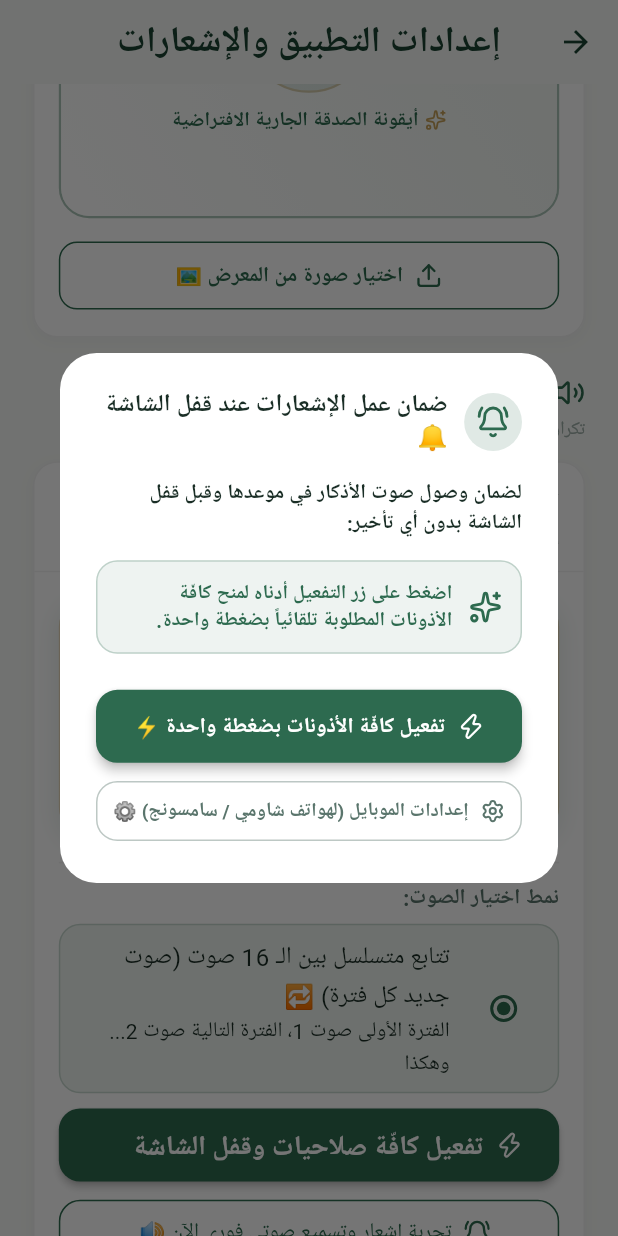
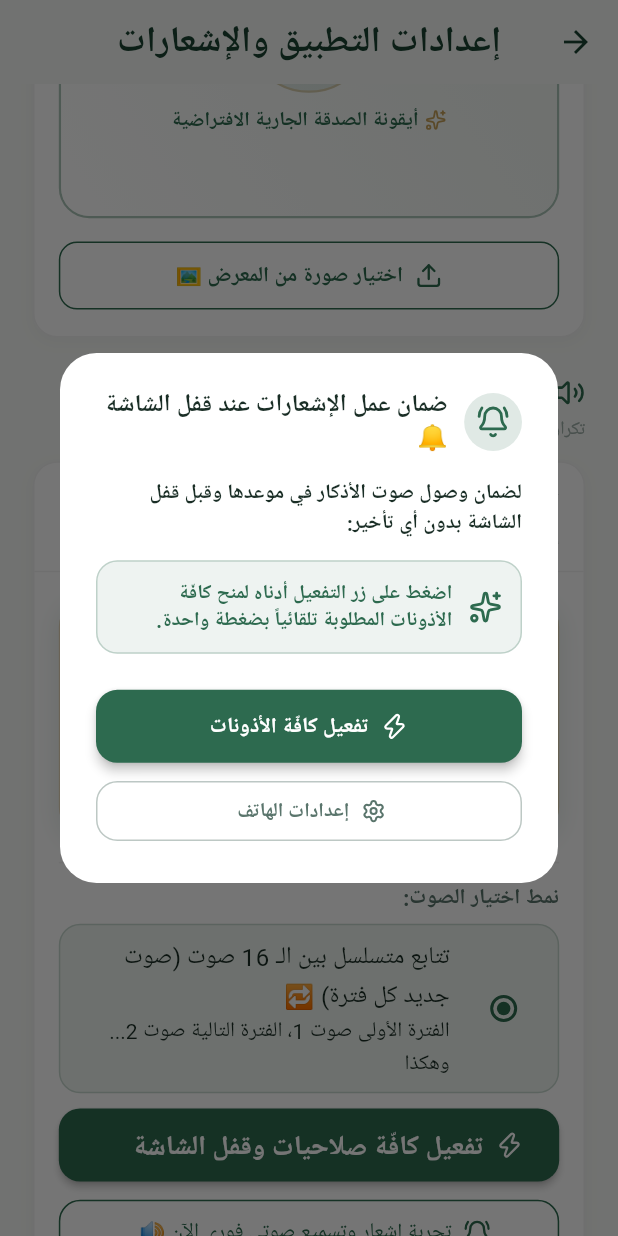
Before and after one commit to MohamedRefky/athkar_alarms, a Flutter app: the SettingsScreen screen opened directly, scrolled down 576 dp, after a tap on "تفعيل كافّة صلاحيات وقفل الشاشة ⚡", on a phone screen of 412 x 824 dp. Run offline on Flutter 3.47's test engine with Material 3 defaults, Android fonts, the phone set to English and light mode, and no system bars; our stand-ins replace audioplayers, equatable, file_picker, flutter_bloc, flutter_local_notifications, flutter_screenutil and 6 more; accounts and stored records are empty; Roboto replaces fonts that are missing (Zain).

```diff
--- a/lib/screens/settings_screen.dart
+++ b/lib/screens/settings_screen.dart
@@ -151,7 +151,7 @@ class _SettingsScreenState extends State<SettingsScreen> {
                     ),
                     icon: Icon(LucideIcons.zap, size: 18.r),
                     label: Text(
-                      'تفعيل كافّة الأذونات بضغطة واحدة ⚡',
+                      'تفعيل كافّة الأذونات',
                       style: TextStyle(
                         fontSize: 14.sp,
                         fontWeight: FontWeight.bold,
@@ -192,9 +192,9 @@ class _SettingsScreenState extends State<SettingsScreen> {
                   ),
                   icon: Icon(LucideIcons.settings, size: 16.r),
                   label: Text(
-                    'إعدادات الموبايل (لهواتف شاومي / سامسونج) ⚙️',
+                    'إعدادات الهاتف ',
                     style: TextStyle(
-                      fontSize: 12.5.sp,
+                      fontSize: 13.sp,
                       fontWeight: FontWeight.w600,
                     ),
                   ),
```
